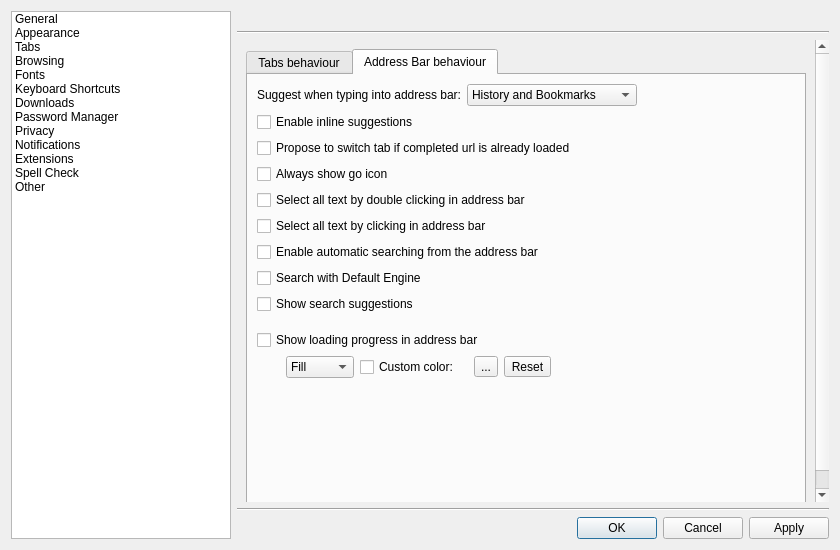
Above: src/lib/preferences/preferences.ui from KDE/falkon before the change. Below: the same form after it.
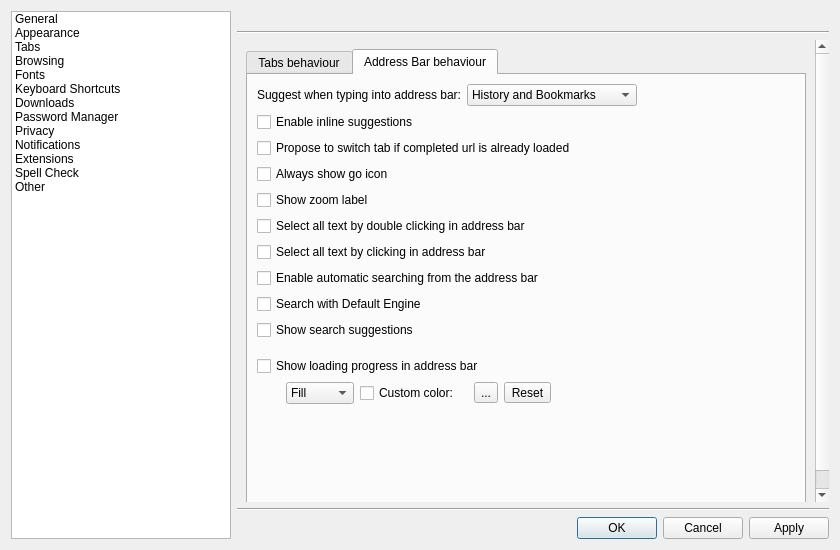
That is the form after the change. The open tabs and pages were chosen to show the change. Custom widgets are drawn as their Qt base class.

Commit message:
Show page zoom level in locationbar
- Only show up when the zoom level is different than the default zoom
  level set in preferences.

Patch:
```diff
--- a/src/lib/preferences/preferences.ui
+++ b/src/lib/preferences/preferences.ui
@@ -818,6 +818,13 @@
                  </property>
                 </widget>
                </item>
+               <item>
+                <widget class="QCheckBox" name="showZoomLabel">
+                 <property name="text">
+                  <string>Show zoom label</string>
+                 </property>
+                </widget>
+               </item>
                <item>
                 <widget class="QCheckBox" name="selectAllOnFocus">
                  <property name="text">
```
The commit also changes 8 other files.
